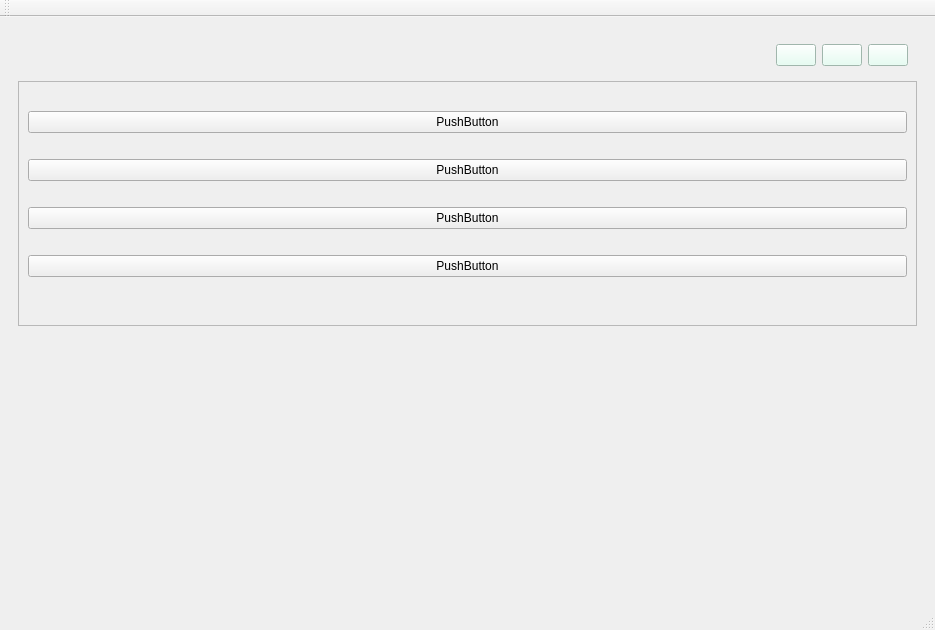
This is mainwindow.ui in at1d7/DDAS_Client as Qt 5 draws it before an edit. The edited form follows.
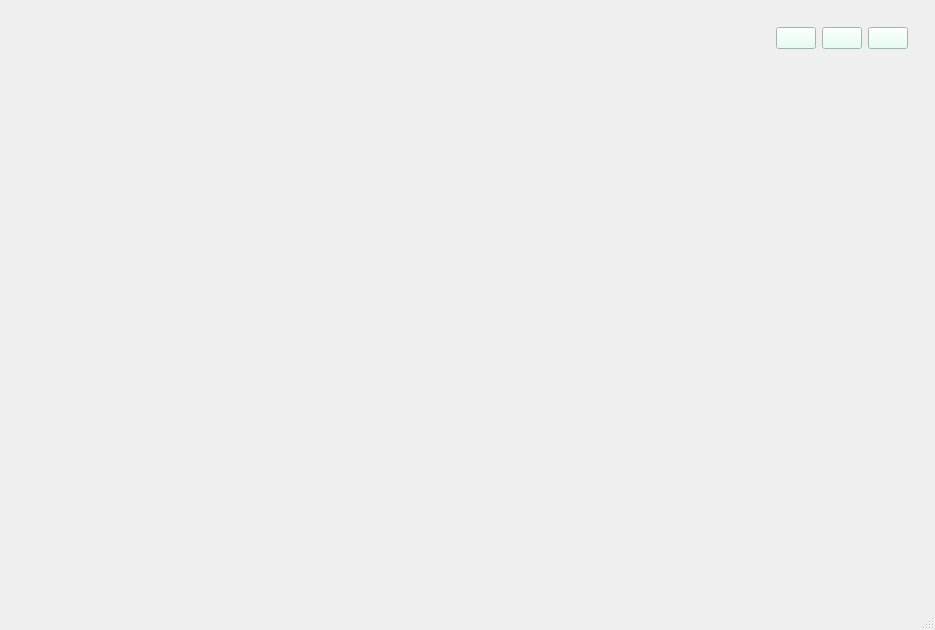
This is the edited form. Icons and pictures are not drawn.

The edit to the form file:
```diff
--- a/mainwindow.ui
+++ b/mainwindow.ui
@@ -18,6 +18,19 @@
     <item row="0" column="0">
      <widget class="QWidget" name="widget_3" native="true">
       <layout class="QGridLayout" name="gridLayout_3">
+       <item row="3" column="0">
+        <spacer name="horizontalSpacer_3">
+         <property name="orientation">
+          <enum>Qt::Horizontal</enum>
+         </property>
+         <property name="sizeHint" stdset="0">
+          <size>
+           <width>40</width>
+           <height>20</height>
+          </size>
+         </property>
+        </spacer>
+       </item>
        <item row="0" column="0">
         <widget class="QWidget" name="widget_4" native="true">
          <layout class="QHBoxLayout" name="horizontalLayout_2">
@@ -80,7 +93,7 @@
          </layout>
         </widget>
        </item>
-       <item row="3" column="0">
+       <item row="2" column="0">
         <spacer name="verticalSpacer_2">
          <property name="orientation">
           <enum>Qt::Vertical</enum>
@@ -93,69 +106,6 @@
          </property>
         </spacer>
        </item>
-       <item row="4" column="0">
-        <spacer name="horizontalSpacer_3">
-         <property name="orientation">
-          <enum>Qt::Horizontal</enum>
-         </property>
-         <property name="sizeHint" stdset="0">
-          <size>
-           <width>40</width>
-           <height>20</height>
-          </size>
-         </property>
-        </spacer>
-       </item>
-       <item row="2" column="0">
-        <widget class="QScrollArea" name="scrollArea">
-         <property name="enabled">
-          <bool>true</bool>
-         </property>
-         <property name="widgetResizable">
-          <bool>false</bool>
-         </property>
-         <widget class="QWidget" name="scrollAreaWidgetContents">
-          <property name="geometry">
-           <rect>
-            <x>0</x>
-            <y>0</y>
-            <width>897</width>
-            <height>225</height>
-           </rect>
-          </property>
-          <layout class="QGridLayout" name="gridLayout_2">
-           <item row="2" column="0">
-            <widget class="QPushButton" name="pushButton_3">
-             <property name="text">
-              <string>PushButton</string>
-             </property>
-            </widget>
-           </item>
-           <item row="0" column="0">
-            <widget class="QPushButton" name="pushButton">
-             <property name="text">
-              <string>PushButton</string>
-             </property>
-            </widget>
-           </item>
-           <item row="1" column="0">
-            <widget class="QPushButton" name="pushButton_2">
-             <property name="text">
-              <string>PushButton</string>
-             </property>
-            </widget>
-           </item>
-           <item row="3" column="0">
-            <widget class="QPushButton" name="pushButton_4">
-             <property name="text">
-              <string>PushButton</string>
-             </property>
-            </widget>
-           </item>
-          </layout>
-         </widget>
-        </widget>
-       </item>
       </layout>
      </widget>
     </item>
@@ -172,17 +122,6 @@
    </property>
   </widget>
   <widget class="QStatusBar" name="statusbar"/>
-  <widget class="QToolBar" name="toolBar">
-   <property name="windowTitle">
-    <string>toolBar</string>
-   </property>
-   <attribute name="toolBarArea">
-    <enum>TopToolBarArea</enum>
-   </attribute>
-   <attribute name="toolBarBreak">
-    <bool>false</bool>
-   </attribute>
-  </widget>
  </widget>
  <resources>
   <include location="res.qrc"/>
```
